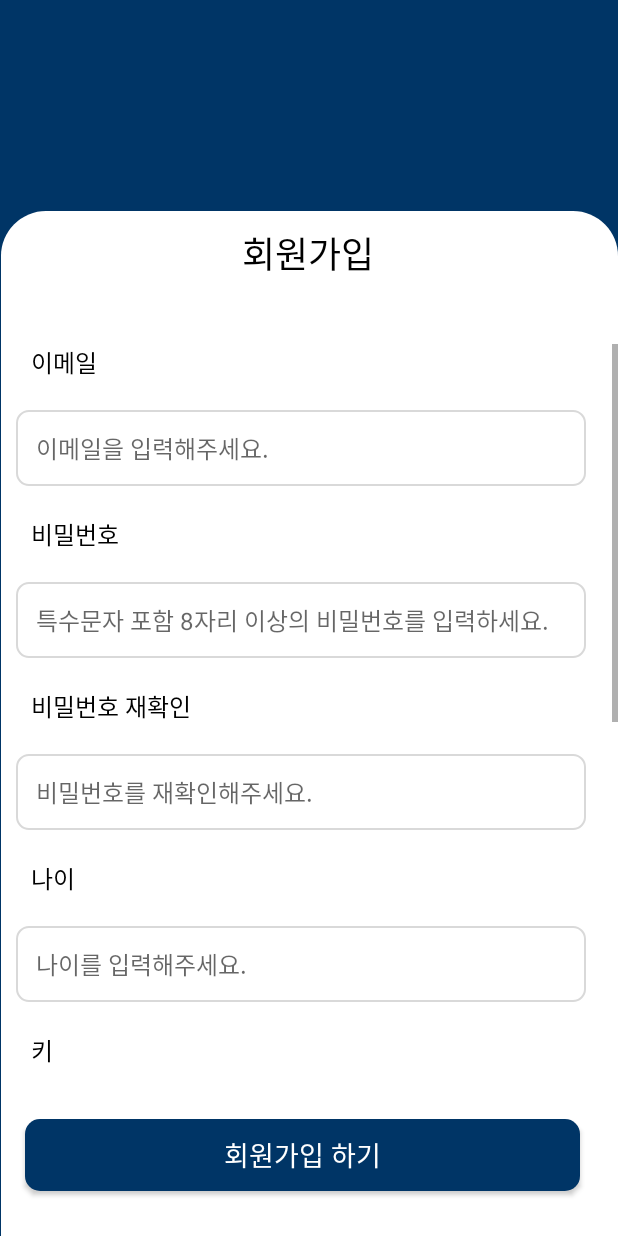
After one commit to myfitroutine/myfitroutine, an Android app: the layout activity_signup.xml on its own in the app's theme, with its tools: preview values and no code run, on a phone screen of 412 x 824 dp. The commit adds this screen. Run offline under Robolectric (Android 15) with nearby library versions, the phone set to English and light mode, and no system bars.

Commit message:
[Design] Login/Signup activity UI 작업

```diff
--- /dev/null
+++ b/app/src/main/res/drawable/login_background.xml
@@ -0,0 +1,10 @@
+<?xml version="1.0" encoding="utf-8"?>
+<shape
+    xmlns:android="http://schemas.android.com/apk/res/android"
+    android:shape="rectangle">
+    <solid android:color="#FFFFFF" />
+    <corners android:bottomLeftRadius="0dp"
+        android:bottomRightRadius="0dp"
+        android:topLeftRadius="30dp"
+        android:topRightRadius="30dp"/>
+</shape>
--- /dev/null
+++ b/app/src/main/res/drawable/login_signup_blank.xml
@@ -0,0 +1,9 @@
+<?xml version="1.0" encoding="utf-8"?>
+<shape
+    xmlns:android="http://schemas.android.com/apk/res/android"
+    android:shape="rectangle">
+    <solid android:color="#FFFFFF" />
+    <stroke android:color="#D9D9D9"
+        android:width="1dp"/>
+    <corners android:radius="8dp"/>
+</shape>
--- /dev/null
+++ b/app/src/main/res/drawable/login_signup_button.xml
@@ -0,0 +1,7 @@
+<?xml version="1.0" encoding="utf-8"?>
+<shape
+    xmlns:android="http://schemas.android.com/apk/res/android"
+    android:shape="rectangle">
+    <solid android:color="#003566" />
+    <corners android:radius="10dp"/>
+</shape>
--- /dev/null
+++ b/app/src/main/res/layout/activity_signup.xml
@@ -0,0 +1,260 @@
+<?xml version="1.0" encoding="utf-8"?>
+<androidx.constraintlayout.widget.ConstraintLayout xmlns:android="http://schemas.android.com/apk/res/android"
+    xmlns:app="http://schemas.android.com/apk/res-auto"
+    xmlns:tools="http://schemas.android.com/tools"
+    android:layout_width="match_parent"
+    android:layout_height="match_parent"
+    android:background="#003566">
+
+    <ImageView
+        android:id="@+id/signup_background"
+        android:layout_width="411dp"
+        android:layout_height="683dp"
+        app:layout_constraintBottom_toBottomOf="parent"
+        app:layout_constraintEnd_toEndOf="parent"
+        app:layout_constraintStart_toStartOf="parent"
+        app:srcCompat="@drawable/login_background" />
+
+    <TextView
+        android:id="@+id/signup_text"
+        android:layout_width="wrap_content"
+        android:layout_height="wrap_content"
+        android:layout_marginTop="10dp"
+        android:fontFamily="@font/notosans_medium"
+        android:gravity="center"
+        android:text="회원가입"
+        android:textColor="#000000"
+        android:textSize="24sp"
+        app:layout_constraintEnd_toEndOf="parent"
+        app:layout_constraintHorizontal_bias="0.498"
+        app:layout_constraintStart_toStartOf="parent"
+        app:layout_constraintTop_toTopOf="@+id/signup_background" />
+
+    <ScrollView
+        android:id="@+id/signup_scroll"
+        android:layout_width="0dp"
+        android:layout_height="479dp"
+        android:layout_marginTop="5dp"
+        app:layout_constraintBottom_toTopOf="@+id/signup_button"
+        app:layout_constraintEnd_toEndOf="parent"
+        app:layout_constraintStart_toStartOf="@+id/signup_background"
+        app:layout_constraintTop_toBottomOf="@+id/signup_text">
+
+        <LinearLayout
+            android:layout_width="match_parent"
+            android:layout_height="wrap_content"
+            android:orientation="vertical" >
+
+            <TextView
+                android:id="@+id/signup_email_tittle"
+                android:layout_width="wrap_content"
+                android:layout_height="wrap_content"
+                android:gravity="center"
+                android:text="이메일"
+                android:layout_marginLeft="20dp"
+                android:textColor="#000000"
+                android:textSize="16sp" />
+            <TextView
+                android:id="@+id/signup_email"
+                android:layout_width="380dp"
+                android:layout_height="wrap_content"
+                android:layout_marginStart="10dp"
+                android:layout_marginTop="20dp"
+                android:layout_marginEnd="10dp"
+                android:background="@drawable/login_signup_blank"
+                android:fontFamily="sans-serif"
+                android:hint="이메일을 입력해주세요."
+                android:padding="13dp"
+                android:textSize="16sp"/>
+            <TextView
+                android:id="@+id/signup_pw_tittle"
+                android:layout_width="wrap_content"
+                android:layout_height="wrap_content"
+                android:gravity="center"
+                android:text="비밀번호"
+                android:layout_marginTop="20dp"
+                android:layout_marginLeft="20dp"
+                android:textColor="#000000"
+                android:textSize="16sp" />
+
+            <TextView
+                android:id="@+id/signup_pw"
+                android:layout_width="380dp"
+                android:layout_height="wrap_content"
+                android:layout_marginStart="10dp"
+                android:layout_marginTop="20dp"
+                android:layout_marginEnd="10dp"
+                android:background="@drawable/login_signup_blank"
+                android:fontFamily="sans-serif"
+                android:hint="특수문자 포함 8자리 이상의 비밀번호를 입력하세요."
+                android:inputType="textPassword"
+                android:padding="13dp"
+                android:textSize="16sp"/>
+
+            <TextView
+                android:id="@+id/signup_pw_again_tittle"
+                android:layout_width="wrap_content"
+                android:layout_height="wrap_content"
+                android:gravity="center"
+                android:text="비밀번호 재확인"
+                android:layout_marginTop="20dp"
+                android:layout_marginLeft="20dp"
+                android:textColor="#000000"
+                android:textSize="16sp" />
+
+            <TextView
+                android:id="@+id/signup_pw_again"
+                android:layout_width="380dp"
+                android:layout_height="wrap_content"
+                android:layout_marginStart="10dp"
+                android:layout_marginTop="20dp"
+                android:layout_marginEnd="10dp"
+                android:background="@drawable/login_signup_blank"
+                android:fontFamily="sans-serif"
+                android:hint="비밀번호를 재확인해주세요."
+                android:inputType="textPassword"
+                android:padding="13dp"
+                android:textSize="16sp"/>
+
+            <TextView
+                android:id="@+id/signup_age_tittle"
+                android:layout_width="wrap_content"
+                android:layout_height="wrap_content"
+                android:gravity="center"
+                android:text="나이"
+                android:layout_marginTop="20dp"
+                android:layout_marginLeft="20dp"
+                android:textColor="#000000"
+                android:textSize="16sp" />
+
+            <TextView
+                android:id="@+id/signup_age"
+                android:layout_width="380dp"
+                android:layout_height="wrap_content"
+                android:layout_marginStart="10dp"
+                android:layout_marginTop="20dp"
+                android:layout_marginEnd="10dp"
+                android:background="@drawable/login_signup_blank"
+                android:fontFamily="sans-serif"
+                android:hint="나이를 입력해주세요. "
+                android:padding="13dp"
+                android:textSize="16sp"/>
+
+            <TextView
+                android:id="@+id/signup_cm_tittle"
+                android:layout_width="wrap_content"
+                android:layout_height="wrap_content"
+                android:gravity="center"
+                android:text="키"
+                android:layout_marginTop="20dp"
+                android:layout_marginLeft="20dp"
+                android:textColor="#000000"
+                android:textSize="16sp" />
+
+            <TextView
+                android:id="@+id/signup_cm"
+                android:layout_width="380dp"
+                android:layout_height="wrap_content"
+                android:layout_marginStart="10dp"
+                android:layout_marginTop="20dp"
+                android:layout_marginEnd="10dp"
+                android:background="@drawable/login_signup_blank"
+                android:fontFamily="sans-serif"
+                android:hint="키를 입력해주세요."
+                android:padding="13dp"
+                android:textSize="16sp"/>
+
+            <TextView
+                android:id="@+id/signup_kg_tittle"
+                android:layout_width="wrap_content"
+                android:layout_height="wrap_content"
+                android:gravity="center"
+                android:text="몸무게"
+                android:layout_marginTop="20dp"
+                android:layout_marginLeft="20dp"
+                android:textColor="#000000"
+                android:textSize="16sp" />
+
+            <TextView
+                android:id="@+id/signup_kg"
+                android:layout_width="380dp"
+                android:layout_height="wrap_content"
+                android:layout_marginStart="10dp"
+                android:layout_marginTop="20dp"
+                android:layout_marginEnd="10dp"
+                android:background="@drawable/login_signup_blank"
+                android:fontFamily="sans-serif"
+                android:hint="몸무게를 입력해주세요."
+                android:padding="13dp"
+                android:textSize="16sp"/>
+
+            <TextView
+                android:id="@+id/signup_name_tittle"
+                android:layout_width="wrap_content"
+                android:layout_height="wrap_content"
+                android:gravity="center"
+                android:text="이름"
+                android:layout_marginTop="20dp"
+                android:layout_marginLeft="20dp"
+                android:textColor="#000000"
+                android:textSize="16sp" />
+
+            <TextView
+                android:id="@+id/signup_name"
+                android:layout_width="380dp"
+                android:layout_height="wrap_content"
+                android:layout_marginStart="10dp"
+                android:layout_marginTop="20dp"
+                android:layout_marginEnd="10dp"
+                android:background="@drawable/login_signup_blank"
+                android:fontFamily="sans-serif"
+                android:hint="이름을 입력해주세요."
+                android:padding="13dp"
+                android:textSize="16sp"/>
+
+            <TextView
+                android:id="@+id/signup_gender_tittle"
+                android:layout_width="wrap_content"
+                android:layout_height="wrap_content"
+                android:gravity="center"
+                android:text="성별"
+                android:layout_marginTop="20dp"
+                android:layout_marginLeft="20dp"
+                android:textColor="#000000"
+                android:textSize="16sp" />
+
+            <CheckBox
+                android:id="@+id/signup_male_box"
+                android:layout_marginLeft="20dp"
+                android:layout_marginTop="10dp"
+                android:layout_width="match_parent"
+                android:layout_height="wrap_content"
+                android:text="남성" />
+
+            <CheckBox
+                android:id="@+id/signup_female_box"
+                android:layout_marginLeft="20dp"
+                android:layout_marginTop="10dp"
+                android:layout_width="match_parent"
+                android:layout_height="wrap_content"
+                android:text="여성" />
+
+        </LinearLayout>
+    </ScrollView>
+
+    <Button
+        android:id="@+id/signup_button"
+        android:layout_width="370dp"
+        android:layout_height="wrap_content"
+        android:layout_marginBottom="30dp"
+        android:background="@drawable/login_signup_button"
+        android:fontFamily="@font/notosans_medium"
+        android:text="회원가입 하기"
+        android:textColor="@color/white"
+        android:textSize="18sp"
+        app:layout_constraintBottom_toBottomOf="@+id/signup_background"
+        app:layout_constraintEnd_toEndOf="parent"
+        app:layout_constraintHorizontal_bias="0.39"
+        app:layout_constraintStart_toStartOf="parent" />
+
+</androidx.constraintlayout.widget.ConstraintLayout>
--- a/app/src/main/res/values/themes.xml
+++ b/app/src/main/res/values/themes.xml
@@ -1,6 +1,6 @@
 <resources xmlns:tools="http://schemas.android.com/tools">
     <!-- Base application theme. -->
-    <style name="Base.Theme.Myfitroutine" parent="Theme.Material3.DayNight.NoActionBar">
+    <style name="Base.Theme.Myfitroutine" parent="Theme.AppCompat.DayNight.NoActionBar">
         <!-- Customize your light theme here. -->
         <!-- <item name="colorPrimary">@color/my_light_primary</item> -->
     </style>
```
Also changed, not shown: app/src/main/res/layout/activity_login.xml (added, +141 -0 lines), 10 other files.
